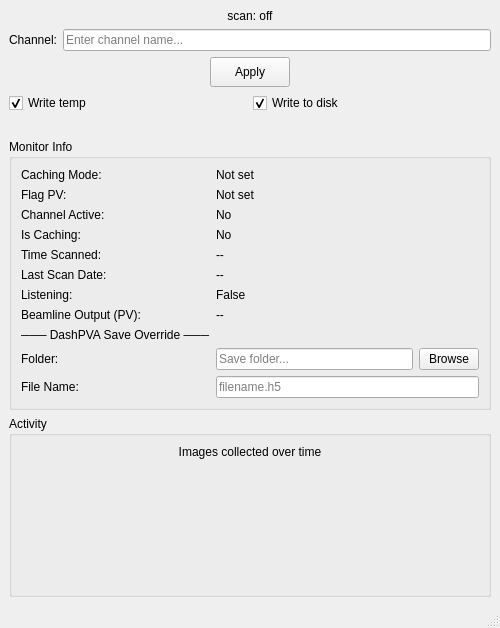
Above: src/dashpva/gui/scan_view.ui from AdvancedPhotonSource/DashPVA before the change. Below: the same form after it.
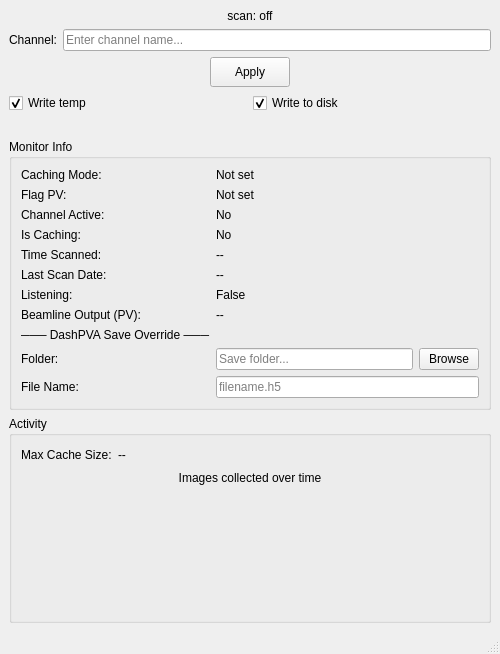
That is the form after the change.

Commit message: add: view max cache size saved

```diff
--- a/src/dashpva/gui/scan_view.ui
+++ b/src/dashpva/gui/scan_view.ui
@@ -312,6 +312,37 @@
        <string>Activity</string>
       </property>
       <layout class="QVBoxLayout" name="verticalLayout_graph">
+       <item>
+        <layout class="QHBoxLayout" name="horizontalLayoutMaxCache">
+         <item>
+          <widget class="QLabel" name="label_max_cache_size_text">
+           <property name="text">
+            <string>Max Cache Size:</string>
+           </property>
+          </widget>
+         </item>
+         <item>
+          <widget class="QLabel" name="label_max_cache_size">
+           <property name="text">
+            <string>--</string>
+           </property>
+          </widget>
+         </item>
+         <item>
+          <spacer name="horizontalSpacerMaxCache">
+           <property name="orientation">
+            <enum>Qt::Horizontal</enum>
+           </property>
+           <property name="sizeHint" stdset="0">
+            <size>
+             <width>40</width>
+             <height>20</height>
+            </size>
+           </property>
+          </spacer>
+         </item>
+        </layout>
+       </item>
        <item>
         <widget class="QLabel" name="label_graph_title">
          <property name="text">
```
The commit also changes 1 other file.
